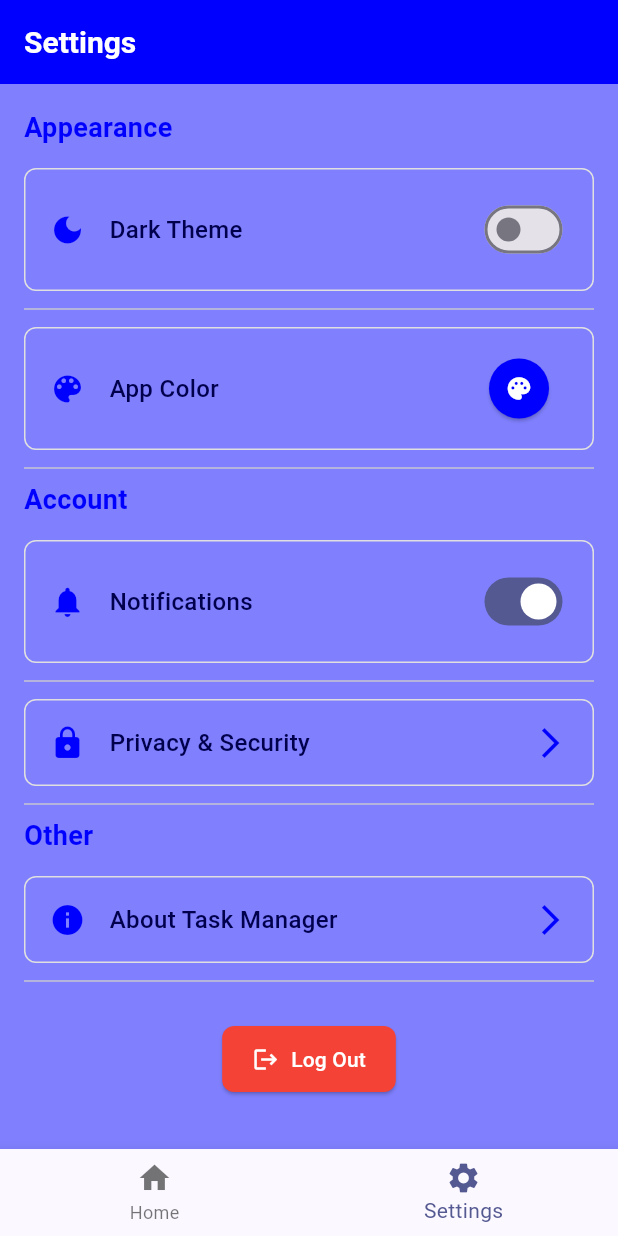
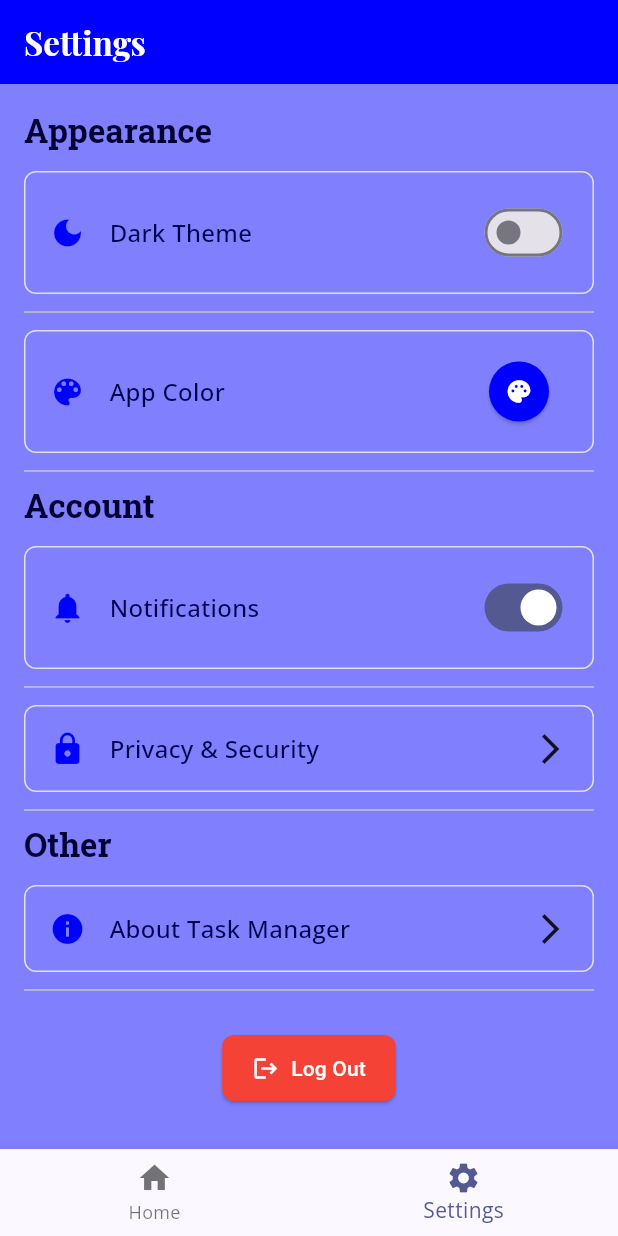
Before and after one commit to Deven005/task_buddy, a Flutter app: the screen it shows after launch, item 2 of the bottom bar chosen, on a phone screen of 412 x 824 dp. Run offline on Flutter 3.47's test engine with Material 3 defaults, Android fonts, the phone set to English and light mode, and no system bars; our stand-ins replace flutter_local_notifications, flutter_riverpod, google_fonts, hive_flutter, riverpod_annotation, sqflite and 1 more; accounts and stored records are empty; generated files the repository leaves out were written again.

Commit message:
refactor: Enhance UI and Theme Consistency
- Improved theme consistency by updating UI elements to utilize theme colors more effectively, especially in dark mode.
- Moved
 priority color logic to Utils for better organization and reusability.
- Refined the app's overall look and feel with typography and color scheme adjustments.
- Adjusted widget styling for enhanced readability and visual appeal.

```diff
--- a/lib/main.dart
+++ b/lib/main.dart
@@ -1,19 +1,18 @@
 import 'package:flutter/foundation.dart';
 import 'package:flutter/material.dart';
 import 'package:flutter_riverpod/flutter_riverpod.dart';
+import 'package:google_fonts/google_fonts.dart';
 import 'package:task_buddy/providers/app/app_settings_provider.dart';
-import 'package:task_buddy/providers/my_bottom_nav_provider.dart';
 import 'package:task_buddy/screens/my_bottom_navigation_bar.dart';
 import 'package:task_buddy/screens/task/add_task.dart';
 import 'package:task_buddy/screens/task/task_details.dart';
-import 'package:task_buddy/screens/task/task_list_screen.dart';
 import 'package:task_buddy/utils/database/database_helper.dart';
-import 'package:task_buddy/utils/my_theme/my_theme.dart';
 import 'package:task_buddy/utils/utils.dart';
 
 final GlobalKey<NavigatorState> navigatorKey = GlobalKey<NavigatorState>();
 late final DatabaseHelper dbHelper;
 final Utils utils = Utils();
+late Color userSelectedColor;
 
 Future<void> main() async {
   await utils.initRun();
@@ -26,102 +25,193 @@ class MyApp extends ConsumerWidget {
   // This widget is the root of your application.
   @override
   Widget build(BuildContext context, WidgetRef ref) {
-    final themeMode = ref.watch(appSettingsNotifierProvider)['themeMode'];
-    final appLightThemeColor =
-        ref.watch(appSettingsNotifierProvider)['appLightThemeColor'];
-    final appDarkThemeColor =
-        ref.watch(appSettingsNotifierProvider)['appDarkThemeColor'];
+    final appSettings = ref.watch(appSettingsNotifierProvider);
+    final themeMode = appSettings['themeMode'];
+    final appLightThemeColor = appSettings['appLightThemeColor'];
+    final appDarkThemeColor = appSettings['appDarkThemeColor'];
+    userSelectedColor =
+        themeMode == ThemeMode.light ? appLightThemeColor : appDarkThemeColor;
 
     final lightTheme = ThemeData(
       brightness: Brightness.light,
-      scaffoldBackgroundColor: Color.lerp(appLightThemeColor, Colors.white, 0.5),
-      colorScheme: ColorScheme.fromSeed(seedColor: appLightThemeColor),
+      scaffoldBackgroundColor:
+          Color.lerp(appLightThemeColor, Colors.white, 0.5),
+      colorScheme: ColorScheme.fromSeed(
+        seedColor: appLightThemeColor,
+        brightness: Brightness.light, // Matches ThemeData.brightness
+      ),
       primaryColor: appLightThemeColor,
+      chipTheme: ChipThemeData(
+        backgroundColor: Color.lerp(appLightThemeColor, Colors.white, 0.8),
+        selectedColor: appLightThemeColor,
+        shadowColor: appLightThemeColor,
+        elevation: 10,
+        secondarySelectedColor:
+            Color.lerp(appLightThemeColor, Colors.black, 0.5),
+        labelStyle: GoogleFonts.openSans(
+          color: Color.lerp(appLightThemeColor, Colors.black, 0.7),
+          fontWeight: FontWeight.bold,
+        ),
+        secondaryLabelStyle: GoogleFonts.openSans(
+          color: Color.lerp(appLightThemeColor, Colors.black, 0.5),
+          fontWeight: FontWeight.bold,
+        ),
+        padding: const EdgeInsets.symmetric(horizontal: 8, vertical: 4),
+      ),
       appBarTheme: AppBarTheme(
         backgroundColor: appLightThemeColor,
-        iconTheme: const IconThemeData(color: Colors.white),
-        titleTextStyle: const TextStyle(
-            color: Colors.white, fontSize: 20, fontWeight: FontWeight.bold),
+        iconTheme: IconThemeData(
+            color: Color.lerp(appLightThemeColor, Colors.white, 0.8)),
+        titleTextStyle: GoogleFonts.playfairDisplay(
+          color: Colors.white,
+          fontSize: 22,
+          fontWeight: FontWeight.w700,
+        ),
       ),
       cardTheme: CardTheme(
         color: Color.lerp(appLightThemeColor, Colors.white, 0.7),
-        shadowColor: Color.lerp(appLightThemeColor, Colors.white, 0.7),
-        surfaceTintColor: Color.lerp(appLightThemeColor, Colors.white, 0.7),
-        elevation: 10,
+        shadowColor: Color.lerp(appLightThemeColor, Colors.grey, 0.3),
+        elevation: 8,
         shape: RoundedRectangleBorder(borderRadius: BorderRadius.circular(12)),
       ),
       textTheme: TextTheme(
-        bodyLarge: TextStyle(
-            color: Color.lerp(appLightThemeColor, Colors.black, 0.7),
-            fontSize: 16),
-        bodyMedium: TextStyle(
-            color: Color.lerp(appLightThemeColor, Colors.black, 0.7),
-            fontSize: 14),
-        titleLarge: TextStyle(
-            color: Color.lerp(appLightThemeColor, Colors.black, 0.7),
-            fontSize: 18,
-            fontWeight: FontWeight.bold),
+        bodyLarge: GoogleFonts.openSans(
+          color: Color.lerp(appLightThemeColor, Colors.black, 0.7),
+          fontSize: 18,
+          fontWeight: FontWeight.w400,
+        ),
+        bodyMedium: GoogleFonts.openSans(
+          color: Color.lerp(appLightThemeColor, Colors.black, 0.7),
+          fontSize: 16,
+          fontWeight: FontWeight.w400,
+        ),
+        titleLarge: GoogleFonts.robotoSlab(
+          color: Color.lerp(appLightThemeColor, Colors.black, 0.8),
+          fontSize: 22,
+          fontWeight: FontWeight.w600,
+        ),
+        headlineSmall: GoogleFonts.merriweather(
+          color: Color.lerp(appLightThemeColor, Colors.black, 0.6),
+          fontSize: 24,
+          fontWeight: FontWeight.w700,
+        ),
       ),
       snackBarTheme: SnackBarThemeData(
-        backgroundColor: appLightThemeColor, // Set default background color for light theme
-        contentTextStyle: const TextStyle(
-            color: Colors.white, fontWeight: FontWeight.w600), // Text color for light theme
+        backgroundColor: appLightThemeColor,
+        contentTextStyle: GoogleFonts.nunito(
+          color: Colors.white,
+          fontWeight: FontWeight.w600,
+          fontSize: 14,
+        ),
       ),
-      inputDecorationTheme: const InputDecorationTheme(
-        hintStyle: TextStyle(color: Colors.white, fontWeight: FontWeight.bold),
-        iconColor: Colors.white,
-        alignLabelWithHint: true,
-        labelStyle: TextStyle(color: Colors.white, fontWeight: FontWeight.bold),
-        prefixStyle: TextStyle(color: Colors.white, fontWeight: FontWeight.bold),
-        suffixStyle: TextStyle(color: Colors.white, fontWeight: FontWeight.bold),
+      inputDecorationTheme: InputDecorationTheme(
+        hintStyle: GoogleFonts.raleway(
+          color: Color.lerp(appLightThemeColor, Colors.black, 0.6),
+          fontWeight: FontWeight.w400,
+        ),
+        labelStyle: GoogleFonts.raleway(
+          color: Color.lerp(appLightThemeColor, Colors.black, 0.7),
+          fontWeight: FontWeight.w600,
+        ),
       ),
-      iconTheme:  IconThemeData(color: appLightThemeColor),
+      floatingActionButtonTheme: FloatingActionButtonThemeData(
+        elevation: 8,
+        backgroundColor: appLightThemeColor,
+        foregroundColor: Colors.white,
+      ),
       useMaterial3: true,
       visualDensity: VisualDensity.adaptivePlatformDensity,
-      floatingActionButtonTheme: FloatingActionButtonThemeData(
-          elevation: 10,
-          backgroundColor: appLightThemeColor,
-          foregroundColor: Colors.white),
     );
-
     final darkTheme = ThemeData(
       brightness: Brightness.dark,
+      scaffoldBackgroundColor: Color.lerp(appDarkThemeColor, Colors.black, 0.5),
+      colorScheme: ColorScheme.fromSeed(
+        seedColor: appDarkThemeColor,
+        brightness: Brightness.dark, // Matches ThemeData.brightness
+      ),
       primaryColor: appDarkThemeColor,
-      scaffoldBackgroundColor: Color.lerp(appDarkThemeColor, Colors.black, 0.5),
+      chipTheme: ChipThemeData(
+        backgroundColor: Color.lerp(appDarkThemeColor, Colors.grey[900], 0.8),
+        selectedColor: appDarkThemeColor,
+        secondarySelectedColor:
+        Color.lerp(appDarkThemeColor, Colors.grey[700], 0.5),
+        labelStyle: GoogleFonts.openSans(
+          color: Colors.white,
+          fontWeight: FontWeight.w600,
+        ),
+        secondaryLabelStyle: GoogleFonts.openSans(
+          color: Colors.white70,
+          fontWeight: FontWeight.w400,
+        ),
+        shadowColor: Color.lerp(appDarkThemeColor, Colors.white70, 0.4), // Darker shadow
+        surfaceTintColor: Color.lerp(appDarkThemeColor, Colors.grey[97], 0.7),
+        elevation: 12, // Increased elevation for stronger shadow effect
+        padding: const EdgeInsets.symmetric(horizontal: 8, vertical: 4),
+      ),
       appBarTheme: AppBarTheme(
-        backgroundColor: Color.lerp(appDarkThemeColor, Colors.black, 0.6),
-        iconTheme: const IconThemeData(color: Colors.white),
-        titleTextStyle: const TextStyle(
-            color: Colors.white, fontSize: 20, fontWeight: FontWeight.bold),
+        backgroundColor: Color.lerp(appDarkThemeColor, Colors.black, 0.7),
+        iconTheme: IconThemeData(
+            color: Color.lerp(appDarkThemeColor, Colors.white, 0.8)),
+        titleTextStyle: GoogleFonts.playfairDisplay(
+          color: Colors.white,
+          fontSize: 22,
+          fontWeight: FontWeight.w700,
+        ),
+      ),
+      cardTheme: CardTheme(
+        color: Color.lerp(appDarkThemeColor, Colors.grey[900], 0.7),
+        shadowColor: Color.lerp(appDarkThemeColor, Colors.black, 0.3),
+        elevation: 8,
+        shape: RoundedRectangleBorder(borderRadius: BorderRadius.circular(12)),
+      ),
+      textTheme: TextTheme(
+        bodyLarge: GoogleFonts.openSans(
+          color: Color.lerp(appDarkThemeColor, Colors.white, 0.8),
+          fontSize: 18,
+          fontWeight: FontWeight.w400,
+        ),
+        bodyMedium: GoogleFonts.openSans(
+          color: Color.lerp(appDarkThemeColor, Colors.white, 0.7),
+          fontSize: 16,
+          fontWeight: FontWeight.w400,
+        ),
+        titleLarge: GoogleFonts.robotoSlab(
+          color: Color.lerp(appDarkThemeColor, Colors.white, 0.9),
+          fontSize: 22,
+          fontWeight: FontWeight.w600,
+        ),
+        headlineSmall: GoogleFonts.merriweather(
+          color: Color.lerp(appDarkThemeColor, Colors.white, 0.8),
+          fontSize: 24,
+          fontWeight: FontWeight.w700,
+        ),
       ),
       snackBarTheme: SnackBarThemeData(
-        backgroundColor: appDarkThemeColor, // Set default background color for dark theme
-        contentTextStyle: const TextStyle(
-            color: Colors.white, fontWeight: FontWeight.w600), // Text color for dark theme
+        backgroundColor: appDarkThemeColor,
+        contentTextStyle: GoogleFonts.nunito(
+          color: Colors.white,
+          fontWeight: FontWeight.w600,
+          fontSize: 14,
+        ),
       ),
-      cardTheme: CardTheme(
-        color: Color.lerp(appDarkThemeColor, Colors.black, 0.7),
-        elevation: 10,
-        surfaceTintColor: appDarkThemeColor,
-        shadowColor: appDarkThemeColor,
-        shape: RoundedRectangleBorder(borderRadius: BorderRadius.circular(12)),
+      inputDecorationTheme: InputDecorationTheme(
+        hintStyle: GoogleFonts.raleway(
+          color: Color.lerp(appDarkThemeColor, Colors.white, 0.7),
+          fontWeight: FontWeight.w400,
+        ),
+        labelStyle: GoogleFonts.raleway(
+          color: Color.lerp(appDarkThemeColor, Colors.white, 0.8),
+          fontWeight: FontWeight.w600,
+        ),
       ),
-      textTheme: const TextTheme(
-        bodyLarge: TextStyle(color: Colors.white, fontSize: 16),
-        bodyMedium: TextStyle(color: Colors.white70, fontSize: 14),
-        titleLarge: TextStyle(
-            color: Colors.white, fontSize: 18, fontWeight: FontWeight.bold),
+      floatingActionButtonTheme: FloatingActionButtonThemeData(
+        elevation: 8,
+        backgroundColor: appDarkThemeColor,
+        foregroundColor: Colors.white,
       ),
-      iconTheme: const IconThemeData(color: Colors.white),
       useMaterial3: true,
       visualDensity: VisualDensity.adaptivePlatformDensity,
-      floatingActionButtonTheme: FloatingActionButtonThemeData(
-        elevation: 10,
-        backgroundColor: Colors.black,
-        foregroundColor: appDarkThemeColor,
-      ),
     );
-
 
     return MaterialApp(
       navigatorKey: navigatorKey,
--- a/lib/screens/settings/settings_screen.dart
+++ b/lib/screens/settings/settings_screen.dart
@@ -189,11 +189,10 @@ class _SettingsScreenState extends ConsumerState<SettingsScreen> {
   Widget _buildSectionTitle(String title, Color appLightThemeColor) {
     return Text(
       title,
-      style: TextStyle(
-        fontSize: 18,
-        fontWeight: FontWeight.bold,
-        color: appLightThemeColor,
-      ),
+      style: Theme.of(navigatorKey.currentContext!)
+          .textTheme
+          .titleLarge
+          ?.copyWith(fontWeight: FontWeight.bold),
     );
   }
 
--- a/lib/screens/task/task_details.dart
+++ b/lib/screens/task/task_details.dart
@@ -46,7 +46,7 @@ class TaskDetailsScreen extends ConsumerWidget {
                       style: Theme.of(context).textTheme.titleLarge?.copyWith(
                             fontSize: 24,
                             fontWeight: FontWeight.bold,
-                            color: Theme.of(context).primaryColor,
+                            // color: Theme.of(context).primaryColorLight,
                           ),
                     ),
                     const SizedBox(height: 20),
@@ -56,8 +56,9 @@ class TaskDetailsScreen extends ConsumerWidget {
                       children: [
                         Icon(
                           task.isCompleted ? Icons.check_circle : Icons.pending,
-                          color:
-                              task.isCompleted ? Colors.green : Colors.orange,
+                          color: task.isCompleted
+                              ? (Theme.of(context).colorScheme.primary)
+                              : Theme.of(context).colorScheme.secondary,
                           size: 30,
                         ),
                         const SizedBox(width: 8),
@@ -68,8 +69,8 @@ class TaskDetailsScreen extends ConsumerWidget {
                                     fontSize: 18,
                                     fontWeight: FontWeight.bold,
                                     color: task.isCompleted
-                                        ? Colors.green
-                                        : Colors.red,
+                                        ? userSelectedColor
+                                        : Theme.of(context).colorScheme.error,
                                   ),
                         ),
                       ],
@@ -91,8 +92,7 @@ class TaskDetailsScreen extends ConsumerWidget {
                       style: TextStyle(
                         fontSize: 18,
                         fontWeight: FontWeight.bold,
-                        color: utils.getPriorityColor(
-                            task.priority.toString().split('.').last),
+                        color: utils.getPriorityColor(task.priority),
                       ),
                     ),
                     const SizedBox(height: 20),
@@ -103,15 +103,10 @@ class TaskDetailsScreen extends ConsumerWidget {
                     _buildKeyValueRow("End Time", task.endTime),
                     Text(
                       'Duration: ${utils.getDuration(startTime: task.startTime, endTime: task.endTime)}',
-                      style: const TextStyle(
-                        fontSize: 18,
-                        // Adjust based on the screen size or needs
-                        fontWeight: FontWeight.bold,
-                        color: Colors.blueAccent,
-                        // Use a color that contrasts well with the background
-                        letterSpacing:
-                            0.5, // Adding some spacing between letters for clarity
-                      ),
+                      style: Theme.of(context)
+                          .textTheme
+                          .bodyLarge
+                          ?.copyWith(fontWeight: FontWeight.bold),
                     ),
 
                     const SizedBox(height: 20),
@@ -147,11 +142,11 @@ class TaskDetailsScreen extends ConsumerWidget {
                                 .map<Widget>(
                                   (tag) => Chip(
                                     label: Text(tag),
-                                    backgroundColor: Colors.blue.shade100,
-                                    labelStyle: TextStyle(
-                                      color: Colors.blue.shade900,
-                                      fontWeight: FontWeight.w600,
-                                    ),
+                                    // backgroundColor: Colors.blue.shade100,
+                                    // labelStyle: TextStyle(
+                                    //   color: Colors.blue.shade900,
+                                    //   fontWeight: FontWeight.w600,
+                                    // ),
                                   ),
                                 )
                                 .toList(),
@@ -242,9 +237,10 @@ class TaskDetailsScreen extends ConsumerWidget {
   Widget _buildSectionHeader(BuildContext context, String title) {
     return Text(
       title,
-      style: Theme.of(context).textTheme.titleLarge?.copyWith(
-            fontWeight: FontWeight.bold,
-          ),
+      style: Theme.of(context)
+          .textTheme
+          .titleLarge
+          ?.copyWith(fontWeight: FontWeight.bold),
     );
   }
 
--- a/lib/utils/my_widgets/task/task_card.dart
+++ b/lib/utils/my_widgets/task/task_card.dart
@@ -36,7 +36,7 @@ class TaskCard extends StatelessWidget {
                     padding:
                         const EdgeInsets.symmetric(horizontal: 8, vertical: 4),
                     decoration: BoxDecoration(
-                      color: _getPriorityColor(task.priority),
+                      color: utils.getPriorityColor(task.priority),
                       borderRadius: BorderRadius.circular(8),
                     ),
                     child: Text(
@@ -108,20 +108,4 @@ class TaskCard extends StatelessWidget {
       ),
     );
   }
-
-  Color _getPriorityColor(TaskPriority priority) {
-    final theme = Theme.of(navigatorKey.currentContext!); // Access the current theme
-
-    switch (priority) {
-      case TaskPriority.low:
-        return theme.primaryColorLight; // Low priority color from theme
-      case TaskPriority.medium:
-        return theme.primaryColorDark; // Medium priority color from theme
-      case TaskPriority.high:
-        return theme.primaryColor; // High priority color from theme
-      default:
-        return Colors.grey; // Default color
-    }
-  }
-
 }
--- a/lib/utils/utils.dart
+++ b/lib/utils/utils.dart
@@ -3,6 +3,7 @@ import 'package:hive_flutter/hive_flutter.dart';
 import 'package:intl/intl.dart';
 import 'package:task_buddy/main.dart';
 
+import '../models/task/task_model.dart';
 import '../service/notification/notification_service.dart';
 import 'database/database_helper.dart';
 
@@ -62,16 +63,19 @@ class Utils {
     ));
   }
 
-  Color getPriorityColor(String priority) {
-    switch (priority.toLowerCase()) {
-      case 'low':
-        return Colors.green;
-      case 'medium':
-        return Colors.orange;
-      case 'high':
-        return Colors.red;
+  Color getPriorityColor(TaskPriority priority) {
+    final theme =
+        Theme.of(navigatorKey.currentContext!); // Access the current theme
+
+    switch (priority) {
+      case TaskPriority.low:
+        return theme.primaryColorLight; // Low priority color from theme
+      case TaskPriority.medium:
+        return theme.primaryColorDark; // Medium priority color from theme
+      case TaskPriority.high:
+        return theme.primaryColor; // High priority color from theme
       default:
-        return Colors.grey;
+        return Colors.grey; // Default color
     }
   }
 
--- a/pubspec.yaml
+++ b/pubspec.yaml
@@ -44,6 +44,7 @@ dependencies:
   timezone: ^0.10.0
   hive: ^2.2.3
   hive_flutter: ^1.1.0
+  google_fonts: ^6.2.1
 
 dev_dependencies:
   flutter_test:
```
Also changed, not shown: pubspec.lock.
